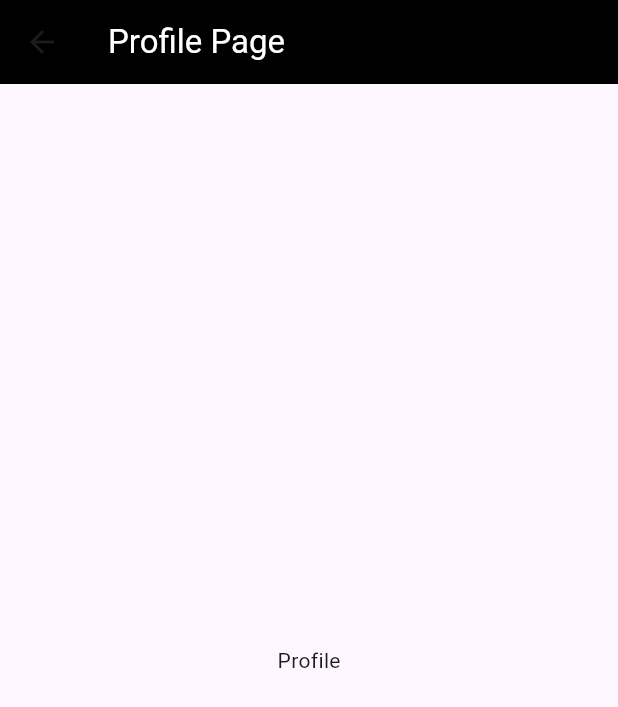
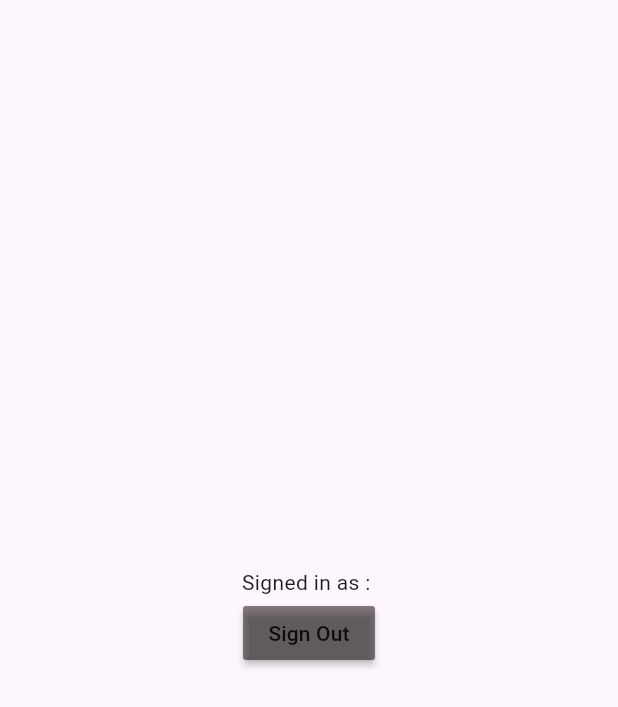
Before and after one commit to ashilCtn/E-PANCHAYT, a Flutter app: the ProfilePage screen opened directly, on a phone screen of 412 x 824 dp. Shown: the top 707 px of the screen. Run offline on Flutter 3.47's test engine with Material 3 defaults, Android fonts, the phone set to English and light mode, and no system bars; our stand-ins replace cloud_firestore, firebase_auth, firebase_core; accounts and stored records are empty.

Commit message:
signout added

```diff
--- a/flutter_application_2/lib/app_pages/profile_page.dart
+++ b/flutter_application_2/lib/app_pages/profile_page.dart
@@ -1,17 +1,28 @@
+import 'package:firebase_auth/firebase_auth.dart';
 import 'package:flutter/material.dart';
 
 class ProfilePage extends StatelessWidget {
-  const ProfilePage({super.key});
+  ProfilePage({super.key});
+
+  final user = FirebaseAuth.instance.currentUser!;
 
   @override
   Widget build(BuildContext context) {
     return Scaffold(
-      appBar: AppBar(
-        title: Text("Profile Page",style: TextStyle(color: Colors.white),),
-        backgroundColor: Colors.black,
-      ),
       body: Center(
-        child: Text("Profile"),
+        child: Column(
+          mainAxisAlignment: MainAxisAlignment.center,
+          children: [
+            Text('Signed in as : ${user.email!}'),
+            MaterialButton(
+              onPressed: () {
+                FirebaseAuth.instance.signOut();
+              },
+              color: const Color.fromARGB(129, 13, 5, 5),
+              child: const Text('Sign Out'),
+            )
+          ],
+        ),
       ),
     );
   }
```
